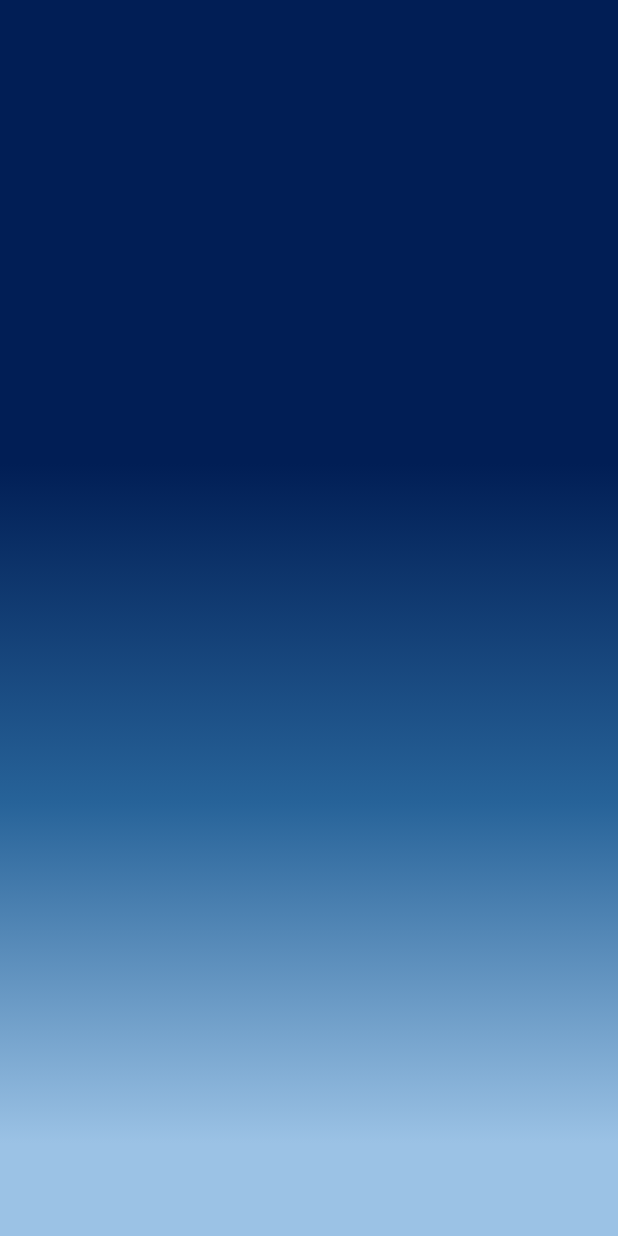
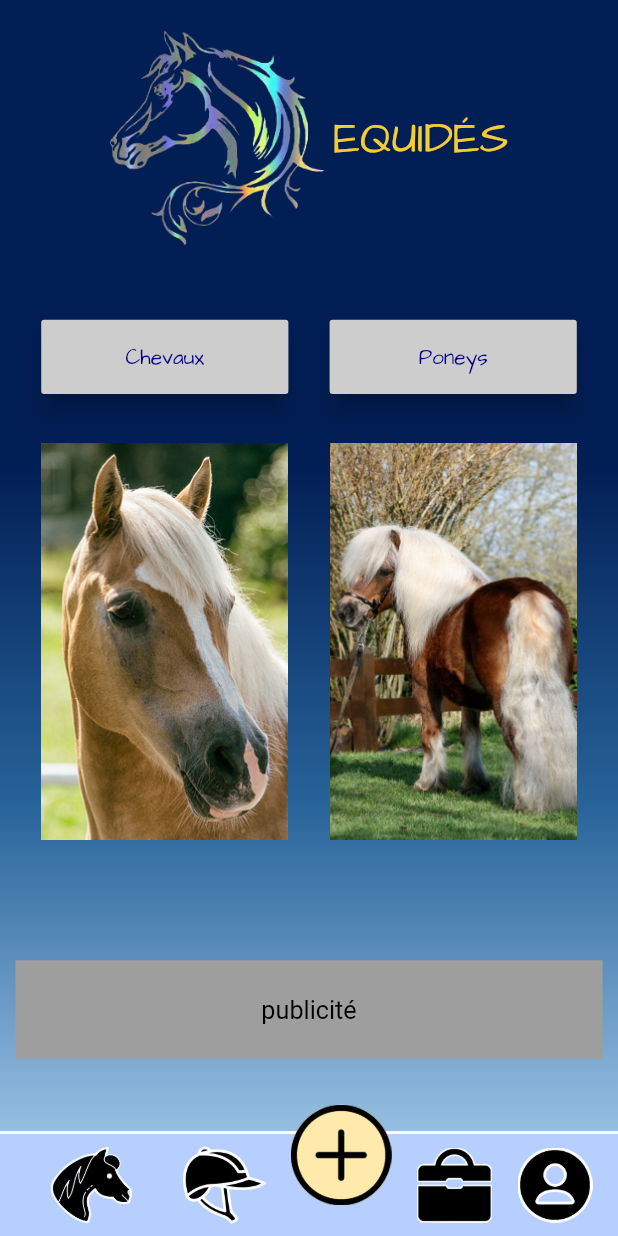
Before and after one commit to RedDTG/kavaloccaz, a Flutter app: the Equides screen opened by its route, on a phone screen of 412 x 824 dp. Run offline on Flutter 3.47's test engine with Material 2 defaults, Android fonts, the phone set to English and light mode, and no system bars.

Commit message:
[ADD] Page equidés

```diff
--- a/lib/_bottomBar.dart
+++ b/lib/_bottomBar.dart
@@ -15,9 +15,14 @@
         mainAxisAlignment: MainAxisAlignment.spaceEvenly,
         children: [
           new Container(
-            child: Image.asset('assets/icons/horse.png'),
-            width: 55,
-            height: 55,
+            child: new FlatButton(
+                onPressed: () {
+                  Navigator.pushNamed(context, '/equides');
+                },
+                child: new Container(
+                    width: 55,
+                    height: 55,
+                    child: Image.asset('assets/icons/horse.png'))),
           ),
           new Container(
             child: Image.asset('assets/icons/helmet.png'),
--- a/lib/equides.dart
+++ b/lib/equides.dart
@@ -1,11 +1,8 @@
 import 'package:flutter/material.dart';
+import 'package:kavaloccaz/_bottomBar.dart';
 
 class Equides extends StatelessWidget {
-  String title;
-
-  Equides(String title) {
-    this.title = title;
-  }
+  Equides();
 
   @override
   Widget build(BuildContext context) {
@@ -29,6 +26,89 @@
                     ])),
                 child: new Column(
                     mainAxisAlignment: MainAxisAlignment.spaceBetween,
-                    children: []))));
+                    children: [
+                      new Container(
+                          margin: EdgeInsets.only(
+                              top: 20, right: 20, left: 20, bottom: 0),
+                          child: new Row(
+                              mainAxisAlignment: MainAxisAlignment.center,
+                              children: [
+                                new Container(
+                                    margin: EdgeInsets.only(right: 5),
+                                    width: largeur * 0.35,
+                                    child: Image.asset('assets/img/logo.png')),
+                                new Text('EQUIDÉS',
+                                    style: TextStyle(
+                                        fontSize: 30,
+                                        fontFamily: 'ArchitectsDaughter',
+                                        color: Color(0xFFF6CC33)))
+                              ])),
+                      new Container(
+                        child: new Row(
+                            mainAxisAlignment: MainAxisAlignment.spaceEvenly,
+                            children: [
+                              new Container(
+                                child: new Column(
+                                  children: [
+                                    new Container(
+                                        width: largeur * 0.4,
+                                        height: hauteur * 0.06,
+                                        child: new RaisedButton(
+                                          onPressed: () {},
+                                          child: new Text('Chevaux',
+                                              style: TextStyle(
+                                                  fontFamily:
+                                                      'ArchitectsDaughter')),
+                                          color: Color(0xFFCDCDCD),
+                                          textColor: Color(0xFF030082),
+                                          elevation: 7.5,
+                                        )),
+                                    new Container(
+                                        width: largeur * 0.4,
+                                        height: hauteur * 0.4,
+                                        child: new Image.asset(
+                                            'assets/img/cheval.png'))
+                                  ],
+                                ),
+                              ),
+                              new Container(
+                                child: new Column(
+                                  children: [
+                                    new Container(
+                                        width: largeur * 0.4,
+                                        height: hauteur * 0.06,
+                                        child: new RaisedButton(
+                                          onPressed: () {},
+                                          child: new Text('Poneys',
+                                              style: TextStyle(
+                                                  fontFamily:
+                                                      'ArchitectsDaughter')),
+                                          color: Color(0xFFCDCDCD),
+                                          textColor: Color(0xFF030082),
+                                          elevation: 7.5,
+                                        )),
+                                    new Container(
+                                        width: largeur * 0.4,
+                                        height: hauteur * 0.4,
+                                        child: new Image.asset(
+                                            'assets/img/poney.jpg'))
+                                  ],
+                                ),
+                              )
+                            ]),
+                      ),
+                      new Container(
+                        width: largeur * 0.95,
+                        height: hauteur * 0.08,
+                        color: Colors.grey,
+                        alignment: Alignment.center,
+                        child: new Text(
+                          'publicité',
+                          style: TextStyle(color: Colors.black),
+                          textScaleFactor: 1.2,
+                        ),
+                      ),
+                      BottomBarWidget()
+                    ]))));
   }
 }
--- a/lib/home.dart
+++ b/lib/home.dart
@@ -41,7 +41,7 @@
               children: [
                 new Container(
                   margin: EdgeInsets.only(top: 30),
-                  child: new Image.asset('assets/img/logo.png'),
+                  child: new Image.asset('assets/img/logo_full.png'),
                   width: (largeur / 2),
                 ),
                 new Text('Pour de nouvelles aventures cavalières !',
--- a/lib/main.dart
+++ b/lib/main.dart
@@ -5,8 +5,5 @@
 void main() => runApp(MaterialApp(
       //initialRoute: '/home',
       debugShowCheckedModeBanner: false,
-      routes: {
-        '/': (context) => Home(),
-        '/equides': (context) => Equides('Title')
-      },
+      routes: {'/': (context) => Home(), '/equides': (context) => Equides()},
     ));
--- a/pubspec.yaml
+++ b/pubspec.yaml
@@ -52,6 +52,9 @@
     - assets/icons/job.png
     - assets/icons/account.png
     - assets/icons/add.png
+    - assets/img/logo_full.png
+    - assets/img/cheval.png
+    - assets/img/poney.jpg
   #   - images/a_dot_burr.jpeg
   #   - images/a_dot_ham.jpeg
 
```
Also changed, not shown: assets/img/cheval.png (added), assets/img/logo_full.png (added), assets/img/poney.jpg (added).
